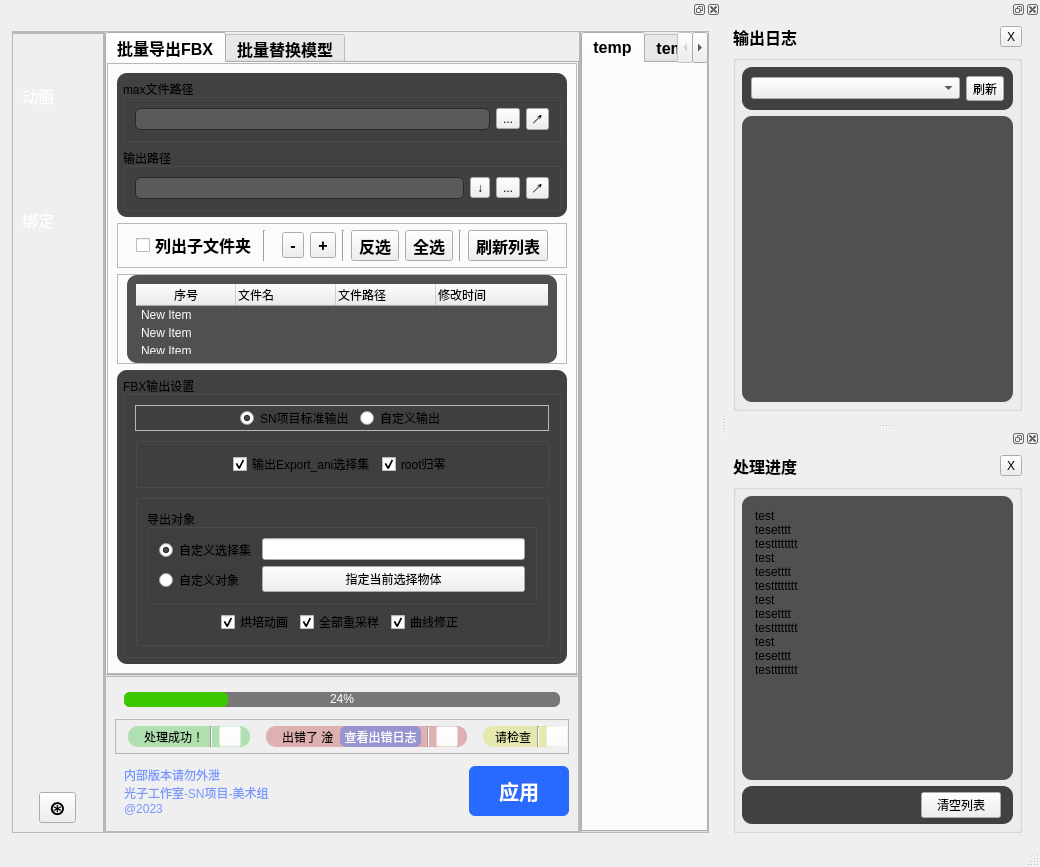
The window that temp/bath_tool/bath_tool.ui (xyg1973/PoseLibrary) describes before a commit, drawn with Qt 5.
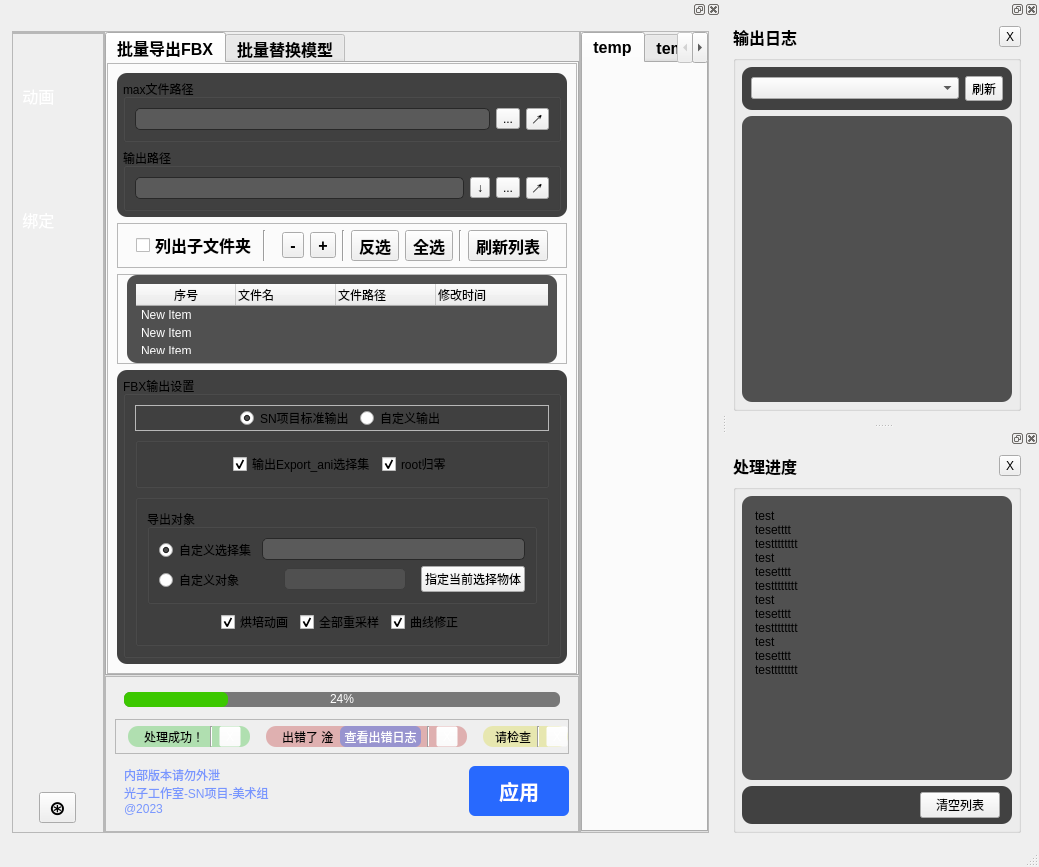
The same window after the commit.

Patch:
```diff
--- a/temp/bath_tool/bath_tool.ui
+++ b/temp/bath_tool/bath_tool.ui
@@ -6,7 +6,7 @@
    <rect>
     <x>0</x>
     <y>0</y>
-    <width>1040</width>
+    <width>1039</width>
     <height>725</height>
    </rect>
   </property>
@@ -1219,19 +1219,91 @@
                                   <item>
                                    <widget class="QLineEdit" name="lineEdit_6">
                                     <property name="focusPolicy">
-                                     <enum>Qt::NoFocus</enum>
+                                     <enum>Qt::StrongFocus</enum>
+                                    </property>
+                                    <property name="styleSheet">
+                                     <string notr="true">QLineEdit{
+background-color:rgb(90, 90, 90);
+color:rgb(255, 255, 255);
+border-radius: 5px; 
+border: 1px solid rgb(40, 40, 40);
+padding: 2px;
+}
+
+QLineEdit:hover {
+background-color:rgb(100, 100, 100);
+color:rgb(255, 255, 255);
+border-radius: 5px; 
+border: 1px solid rgb(150, 150, 150);
+padding: 2px;
+}
+QLineEdit:pressed {
+background-color:rgb(110, 110, 110);
+color:rgb(255, 255, 255);
+border-radius: 5px; 
+border: 1px solid rgb(70, 70, 70);
+padding: 2px;
+}
+
+QLineEdit:nameEdit {
+background-color:rgb(225, 225, 225);
+color:rgb(255, 255, 255);
+border-radius: 5px; 
+border: 1px solid rgb(70, 70, 70);
+padding: 2px;
+}
+QLineEdit:read-only{
+background-color:rgb(225, 225, 225);
+color:rgb(255, 255, 255);
+border-radius: 5px; 
+border: 1px solid rgb(70, 70, 70);
+padding: 2px;
+}
+</string>
                                     </property>
                                    </widget>
                                   </item>
                                   <item>
-                                   <widget class="QPushButton" name="pushButton_5">
-                                    <property name="focusPolicy">
-                                     <enum>Qt::NoFocus</enum>
+                                   <layout class="QHBoxLayout" name="horizontalLayout_9">
+                                    <property name="spacing">
+                                     <number>15</number>
                                     </property>
-                                    <property name="text">
-                                     <string>指定当前选择物体</string>
-                                    </property>
-                                   </widget>
+                                    <item>
+                                     <widget class="QLabel" name="labelB_fbx_custom_objs_count">
+                                      <property name="text">
+                                       <string/>
+                                      </property>
+                                     </widget>
+                                    </item>
+                                    <item>
+                                     <widget class="QLineEdit" name="labelB_fbx_custom_objs">
+                                      <property name="enabled">
+                                       <bool>false</bool>
+                                      </property>
+                                      <property name="styleSheet">
+                                       <string notr="true">QLineEdit{
+background-color:rgb(80, 80, 80);
+color:rgb(255, 255, 255);
+border-radius: 5px; 
+border: 1px solid rgb(60, 60, 60);
+padding: 2px;
+}
+
+</string>
+                                      </property>
+                                     </widget>
+                                    </item>
+                                    <item>
+                                     <widget class="QPushButton" name="BtnB_fbx_custom_objs_pick">
+                                      <property name="focusPolicy">
+                                       <enum>Qt::NoFocus</enum>
+                                      </property>
+                                      <property name="text">
+                                       <string>指定当前选择物体</string>
+                                      </property>
+                                     </widget>
+                                    </item>
+                                   </layout>
                                   </item>
                                  </layout>
                                 </item>
```
Left out of the diff: 20 changed lines with no effect on the pictures.
